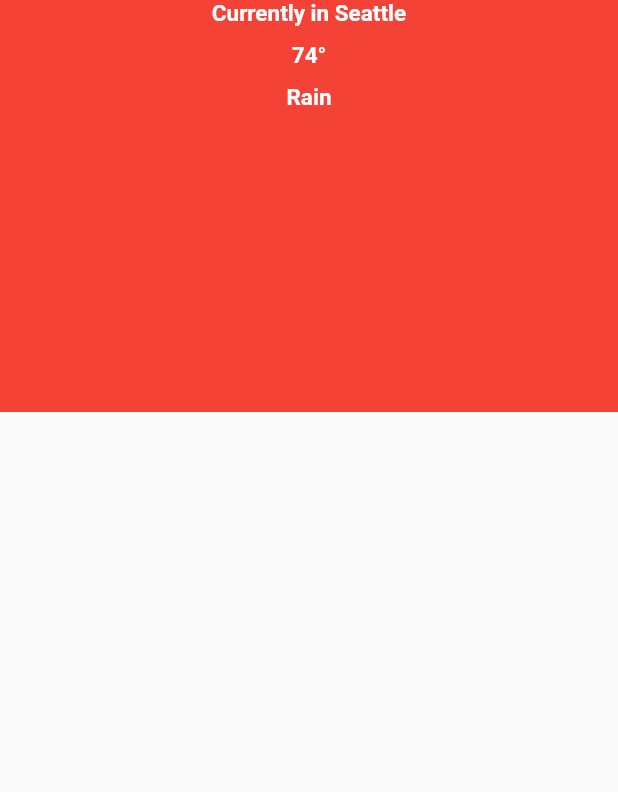
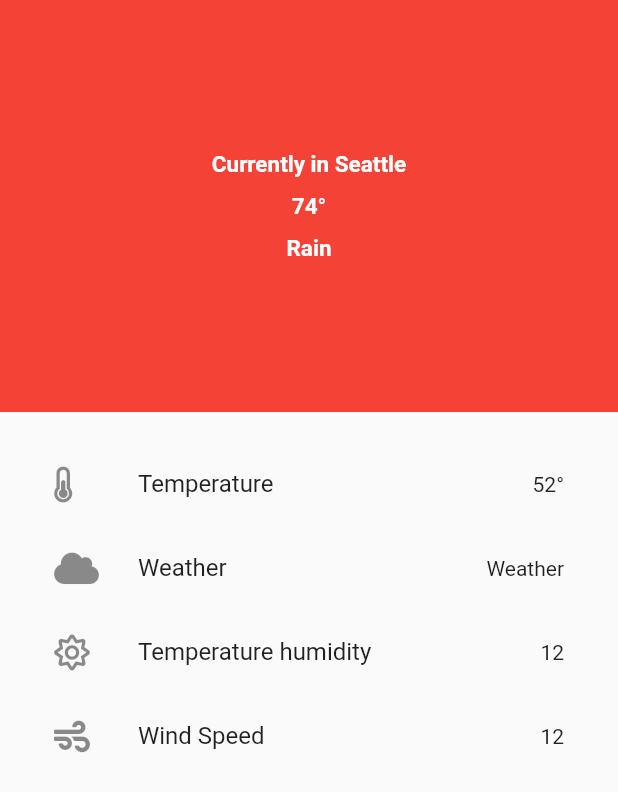
Before and after one commit to angelicrf/flutter, a Flutter app: the screen it shows after launch, on a phone screen of 412 x 824 dp. Shown: the top 792 px of the screen. Run offline on Flutter 3.47's test engine with Material 2 defaults, Android fonts, the phone set to English and light mode, and no system bars; our stand-ins replace font_awesome_flutter.

Commit message:
packages installed

```diff
--- a/weatherapp/lib/main.dart
+++ b/weatherapp/lib/main.dart
@@ -1,4 +1,7 @@
 import 'package:flutter/material.dart';
+import 'package:font_awesome_flutter/font_awesome_flutter.dart';
+import 'package:http/http.dart';
+import 'dart:convert';
 
 void main() => {
   runApp(
@@ -27,6 +30,8 @@
             width: MediaQuery.of(context).size.width,
             color: Colors.red,
             child: Column(
+              mainAxisAlignment: MainAxisAlignment.center,
+              crossAxisAlignment: CrossAxisAlignment.center,
               children: <Widget>[
                 Padding(
                   padding: EdgeInsets.only(bottom: 10.0),
@@ -52,6 +57,35 @@
 
               ],
             ),
+          ),
+          Expanded(
+            child: Padding(
+              padding: EdgeInsets.all(20.0),
+              child: ListView(
+                children: <Widget>[
+                  ListTile(
+                    leading: FaIcon(FontAwesomeIcons.thermometerHalf),
+                    title: Text("Temperature"),
+                    trailing: Text("52\u00B0") ,
+                  ),
+                  ListTile(
+                    leading: FaIcon(FontAwesomeIcons.cloud),
+                    title: Text("Weather"),
+                    trailing: Text("Weather") ,
+                  ),
+                  ListTile(
+                    leading: FaIcon(FontAwesomeIcons.sun),
+                    title: Text("Temperature humidity"),
+                    trailing: Text("12") ,
+                  ),
+                  ListTile(
+                    leading: FaIcon(FontAwesomeIcons.wind),
+                    title: Text("Wind Speed"),
+                    trailing: Text("12") ,
+                  )
+                ],
+              ),
+            ),
           )
         ],
       ),
--- a/weatherapp/pubspec.yaml
+++ b/weatherapp/pubspec.yaml
@@ -28,6 +28,8 @@
   # The following adds the Cupertino Icons font to your application.
   # Use with the CupertinoIcons class for iOS style icons.
   cupertino_icons: ^0.1.3
+  font_awesome_flutter: 8.7.0
+  http: 0.12.0+4
 
 dev_dependencies:
   flutter_test:
```
